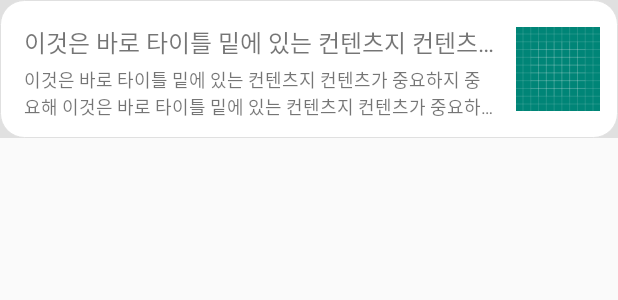
After one commit to Wanjuuuuu/MemoPlusPlus, an Android app: the layout preview_memo_view.xml on its own in the app's theme, with its tools: preview values and no code run, on a phone screen of 412 x 824 dp. The commit adds this screen. Shown: the top 300 px of the screen. Run offline under Robolectric (Android 15) with nearby library versions, the phone set to English and light mode, and no system bars.

Commit message:
Rename resources and apply rounded border into preview_memo_view

```diff
--- a/app/src/main/java/com/wanjuuuuu/memoplusplus/activities/MainActivity.java
+++ b/app/src/main/java/com/wanjuuuuu/memoplusplus/activities/MainActivity.java
@@ -22,7 +22,7 @@ public class MainActivity extends AppCompatActivity {
     protected void onCreate(Bundle savedInstanceState) {
         super.onCreate(savedInstanceState);
         setContentView(R.layout.activity_main);
-        mRecyclerView = findViewById(R.id.memo_recycler_view);
+        mRecyclerView = findViewById(R.id.preview_memo_recycler_view);
 
         // just mock
         String mockText = getResources().getString(R.string.mock_text);
--- a/app/src/main/java/com/wanjuuuuu/memoplusplus/adapters/MemoAdapter.java
+++ b/app/src/main/java/com/wanjuuuuu/memoplusplus/adapters/MemoAdapter.java
@@ -33,7 +33,7 @@ public class MemoAdapter extends RecyclerView.Adapter<MemoAdapter.MemoHolder> {
     @NonNull
     @Override
     public MemoHolder onCreateViewHolder(@NonNull ViewGroup parent, int viewType) {
-        return new MemoHolder(LayoutInflater.from(mContext).inflate(R.layout.memo_view, parent,
+        return new MemoHolder(LayoutInflater.from(mContext).inflate(R.layout.preview_memo_view, parent,
                 false));
     }
 
@@ -55,8 +55,8 @@ public class MemoAdapter extends RecyclerView.Adapter<MemoAdapter.MemoHolder> {
 
         MemoHolder(View view) {
             super(view);
-            mTitleView = view.findViewById(R.id.title_preview_text_view);
-            mContentView = view.findViewById(R.id.content_preview_text_view);
+            mTitleView = view.findViewById(R.id.preview_title_text_view);
+            mContentView = view.findViewById(R.id.preview_content_text_view);
             mThumbnailView = view.findViewById(R.id.thumbnail_image_view);
         }
 
--- /dev/null
+++ b/app/src/main/res/drawable/round_rectangle_bg.xml
@@ -0,0 +1,15 @@
+<?xml version="1.0" encoding="utf-8"?>
+<layer-list xmlns:android="http://schemas.android.com/apk/res/android">
+    <item>
+        <color android:color="@color/rectangle_outside_bg_color" />
+    </item>
+    <item>
+        <shape android:shape="rectangle">
+            <solid android:color="@color/rectangle_inside_bg_color" />
+            <stroke
+                android:width="@dimen/border_width"
+                android:color="@color/rectangle_outside_bg_color" />
+            <corners android:radius="@dimen/border_radius" />
+        </shape>
+    </item>
+</layer-list>
--- a/app/src/main/res/layout/activity_main.xml
+++ b/app/src/main/res/layout/activity_main.xml
@@ -1,13 +1,13 @@
 <?xml version="1.0" encoding="utf-8"?>
 <LinearLayout xmlns:android="http://schemas.android.com/apk/res/android"
     xmlns:tools="http://schemas.android.com/tools"
-    android:orientation="vertical"
     android:layout_width="match_parent"
     android:layout_height="match_parent"
+    android:orientation="vertical"
     tools:context=".activities.MainActivity">
 
     <androidx.recyclerview.widget.RecyclerView
-        android:id="@+id/memo_recycler_view"
+        android:id="@+id/preview_memo_recycler_view"
         android:layout_width="match_parent"
         android:layout_height="match_parent" />
 
--- /dev/null
+++ b/app/src/main/res/layout/preview_memo_view.xml
@@ -0,0 +1,61 @@
+<?xml version="1.0" encoding="utf-8"?>
+<androidx.constraintlayout.widget.ConstraintLayout xmlns:android="http://schemas.android.com/apk/res/android"
+    xmlns:app="http://schemas.android.com/apk/res-auto"
+    android:layout_width="match_parent"
+    android:layout_height="@dimen/preview_memo_height"
+    android:background="@drawable/round_rectangle_bg">
+
+    <androidx.constraintlayout.widget.ConstraintLayout
+        android:id="@+id/title_content_wrapper"
+        android:layout_width="0dp"
+        android:layout_height="match_parent"
+        android:layout_marginStart="16dp"
+        android:layout_marginEnd="14dp"
+        app:layout_constraintBottom_toBottomOf="parent"
+        app:layout_constraintEnd_toStartOf="@+id/thumbnail_image_view"
+        app:layout_constraintHorizontal_bias="0.0"
+        app:layout_constraintStart_toStartOf="parent"
+        app:layout_constraintTop_toTopOf="parent">
+
+        <TextView
+            android:id="@+id/preview_title_text_view"
+            android:layout_width="wrap_content"
+            android:layout_height="wrap_content"
+            android:layout_marginTop="16dp"
+            android:ellipsize="end"
+            android:maxLines="1"
+            android:text="@string/mock_text"
+            android:textSize="@dimen/preview_title_size"
+            app:layout_constraintEnd_toEndOf="parent"
+            app:layout_constraintStart_toStartOf="parent"
+            app:layout_constraintTop_toTopOf="parent" />
+
+        <TextView
+            android:id="@+id/preview_content_text_view"
+            android:layout_width="wrap_content"
+            android:layout_height="wrap_content"
+            android:layout_marginTop="6dp"
+            android:layout_marginBottom="14dp"
+            android:ellipsize="end"
+            android:maxLines="2"
+            android:text="@string/mock_text"
+            android:textSize="@dimen/preview_content_size"
+            app:layout_constraintBottom_toBottomOf="parent"
+            app:layout_constraintEnd_toEndOf="parent"
+            app:layout_constraintStart_toStartOf="parent"
+            app:layout_constraintTop_toBottomOf="@+id/preview_title_text_view" />
+    </androidx.constraintlayout.widget.ConstraintLayout>
+
+    <ImageView
+        android:id="@+id/thumbnail_image_view"
+        android:layout_width="@dimen/image_thumbnail_width"
+        android:layout_height="@dimen/image_thumbnail_height"
+        android:layout_gravity="center"
+        android:layout_marginEnd="12dp"
+        android:src="@drawable/ic_launcher_background"
+        app:layout_constraintBottom_toBottomOf="parent"
+        app:layout_constraintEnd_toEndOf="parent"
+        app:layout_constraintTop_toTopOf="parent" />
+
+
+</androidx.constraintlayout.widget.ConstraintLayout>
--- a/app/src/main/res/values/colors.xml
+++ b/app/src/main/res/values/colors.xml
@@ -5,4 +5,6 @@
     <color name="colorAccent">#ff99b900</color>
 
     <color name="border_color">#ffe0e0e0</color>
+    <color name="rectangle_outside_bg_color">#ffe0e0e0</color>
+    <color name="rectangle_inside_bg_color">#ffffffff</color>
 </resources>
--- a/app/src/main/res/values/dimen.xml
+++ b/app/src/main/res/values/dimen.xml
@@ -1,11 +1,21 @@
 <?xml version="1.0" encoding="utf-8"?>
 <resources>
     <!--MainActivity-->
-    <dimen name="memo_view_height">92dp</dimen>
+    <dimen name="preview_memo_height">92dp</dimen>
     <dimen name="image_thumbnail_height">56dp</dimen>
     <dimen name="image_thumbnail_width">56dp</dimen>
-    <dimen name="title_text_size">16sp</dimen>
-    <dimen name="content_text_size">12sp</dimen>
+    <dimen name="preview_title_size">16sp</dimen>
+    <dimen name="preview_content_size">12sp</dimen>
+    <!--MemoDetailActivity-->
+    <dimen name="detail_layout_marginTop">26dp</dimen>
+    <dimen name="detail_layout_marginBottom">12dp</dimen>
+    <dimen name="detail_layout_marginStart">16dp</dimen>
+    <dimen name="detail_layout_marginEnd">12dp</dimen>
+    <dimen name="detail_item_marginBottom">24dp</dimen>
+    <dimen name="detail_photo_height">120dp</dimen>
+    <dimen name="detail_title_size">18sp</dimen>
+    <dimen name="detail_content_size">14sp</dimen>
     <!--drawable-->
     <dimen name="border_width">0.5dp</dimen>
+    <dimen name="border_radius">16dp</dimen>
 </resources>
```
Also changed, not shown: app/src/main/res/layout/memo_view.xml (deleted, +0 -69 lines).
